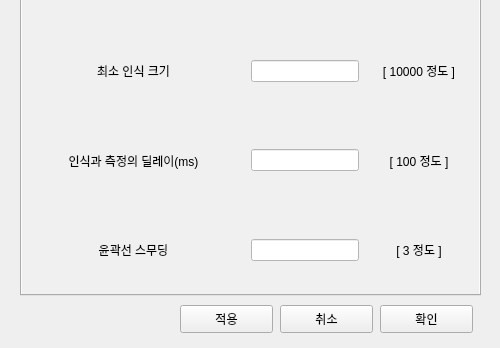
This is setting_dialog.ui in yi1397/Image-processing-eel-sorter as Qt 5 draws it before an edit; both pictures show x 0 to 500 and y 155 to 503 of the 500 by 503 pixel window. The edited form follows.
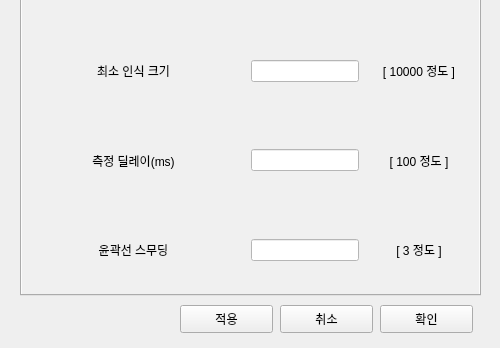
This is the edited form.

```diff
--- a/setting_dialog.ui
+++ b/setting_dialog.ui
@@ -166,7 +166,7 @@
         <item>
          <widget class="QLabel" name="label_8">
           <property name="text">
-           <string>인식과 측정의 딜레이(ms)</string>
+           <string>측정 딜레이(ms)</string>
           </property>
           <property name="alignment">
            <set>Qt::AlignCenter</set>
```
Left out of the diff: 2 changed lines with no effect on the pictures.
